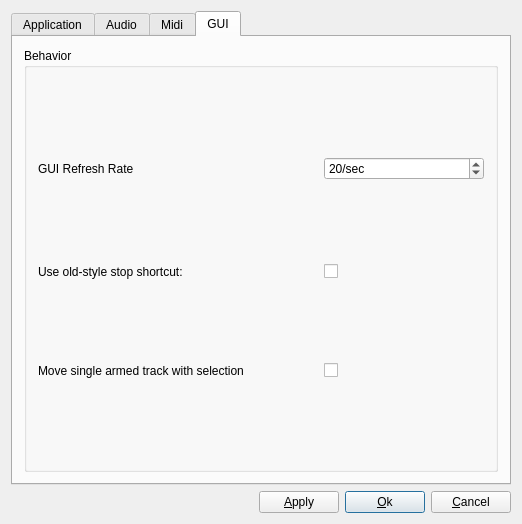
This is muse2/muse/widgets/gensetbase.ui in emrum/muse as Qt 5 draws it before an edit. The edited form follows.
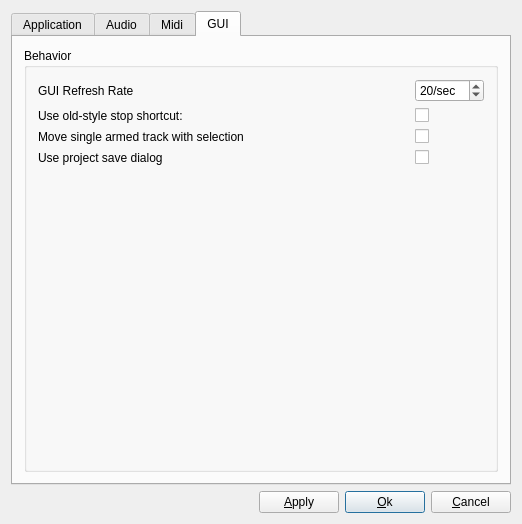
This is the edited form. The open tabs and pages were chosen to show the change.

Commit message: project dialog optional and rec wave bug fixed

What changed in the file:
```diff
--- a/muse2/muse/widgets/gensetbase.ui
+++ b/muse2/muse/widgets/gensetbase.ui
@@ -1124,13 +1124,7 @@
          <property name="title">
           <string>Behavior</string>
          </property>
-         <layout class="QGridLayout" name="gridLayout_2" columnminimumwidth="280,0,0">
-          <property name="margin">
-           <number>11</number>
-          </property>
-          <property name="spacing">
-           <number>6</number>
-          </property>
+         <layout class="QGridLayout" name="gridLayout">
           <item row="0" column="0">
            <widget class="QLabel" name="TextLabel1">
             <property name="text">
@@ -1141,7 +1135,7 @@
             </property>
            </widget>
           </item>
-          <item row="0" column="1" colspan="2">
+          <item row="0" column="1">
            <widget class="QSpinBox" name="guiRefreshSelect">
             <property name="suffix">
              <string>/sec</string>
@@ -1167,6 +1161,19 @@
             </property>
            </widget>
           </item>
+          <item row="1" column="1">
+           <widget class="QCheckBox" name="oldStyleStopCheckBox">
+            <property name="sizePolicy">
+             <sizepolicy hsizetype="Fixed" vsizetype="Fixed">
+              <horstretch>0</horstretch>
+              <verstretch>0</verstretch>
+             </sizepolicy>
+            </property>
+            <property name="text">
+             <string/>
+            </property>
+           </widget>
+          </item>
           <item row="2" column="0">
            <widget class="QLabel" name="textLabel1_4_2">
             <property name="text">
@@ -1190,8 +1197,18 @@
             </property>
            </widget>
           </item>
-          <item row="1" column="1">
-           <widget class="QCheckBox" name="oldStyleStopCheckBox">
+          <item row="3" column="0">
+           <widget class="QLabel" name="textLabel1_4_3">
+            <property name="text">
+             <string>Use project save dialog</string>
+            </property>
+            <property name="wordWrap">
+             <bool>false</bool>
+            </property>
+           </widget>
+          </item>
+          <item row="3" column="1">
+           <widget class="QCheckBox" name="projectSaveCheckBox">
             <property name="sizePolicy">
              <sizepolicy hsizetype="Fixed" vsizetype="Fixed">
               <horstretch>0</horstretch>
@@ -1203,6 +1220,19 @@
             </property>
            </widget>
           </item>
+          <item row="4" column="0">
+           <spacer name="verticalSpacer_2">
+            <property name="orientation">
+             <enum>Qt::Vertical</enum>
+            </property>
+            <property name="sizeHint" stdset="0">
+             <size>
+              <width>20</width>
+              <height>40</height>
+             </size>
+            </property>
+           </spacer>
+          </item>
          </layout>
         </widget>
        </item>
```
Left out of the diff: 2 changed lines with no effect on the pictures. The commit also changes 11 other files.
